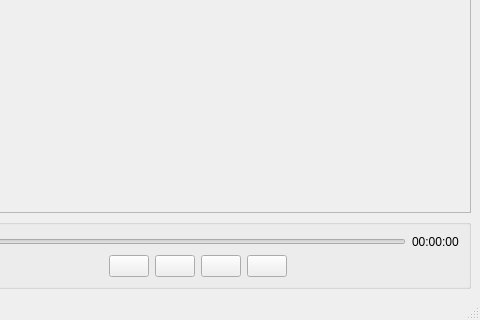
Old version of the form Upnp_av_ControlPoint_Renderer/mediarendererdisplaywindow.ui in the repository Kangda/Upnp-AV-Demo; both pictures show x 85 to 565 and y 141 to 461 of the 565 by 461 pixel window.
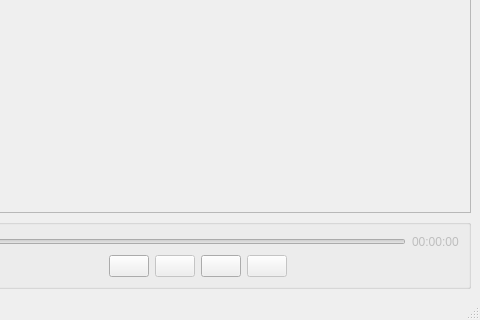
New version of the form. Icons and pictures are not drawn.

Diff of the .ui file:
```diff
--- a/Upnp_av_ControlPoint_Renderer/mediarendererdisplaywindow.ui
+++ b/Upnp_av_ControlPoint_Renderer/mediarendererdisplaywindow.ui
@@ -57,6 +57,9 @@
          </item>
          <item>
           <widget class="QLabel" name="timeLabel">
+           <property name="enabled">
+            <bool>false</bool>
+           </property>
            <property name="text">
             <string>00:00:00</string>
            </property>
@@ -115,6 +118,9 @@
            </item>
            <item>
             <widget class="QPushButton" name="backwardButton">
+             <property name="enabled">
+              <bool>false</bool>
+             </property>
              <property name="sizePolicy">
               <sizepolicy hsizetype="Fixed" vsizetype="Fixed">
                <horstretch>0</horstretch>
@@ -185,6 +191,9 @@
            </item>
            <item>
             <widget class="QPushButton" name="forwardButton">
+             <property name="enabled">
+              <bool>false</bool>
+             </property>
              <property name="sizePolicy">
               <sizepolicy hsizetype="Fixed" vsizetype="Fixed">
                <horstretch>0</horstretch>
```
Left out of the diff: 3 changed lines with no effect on the pictures.
